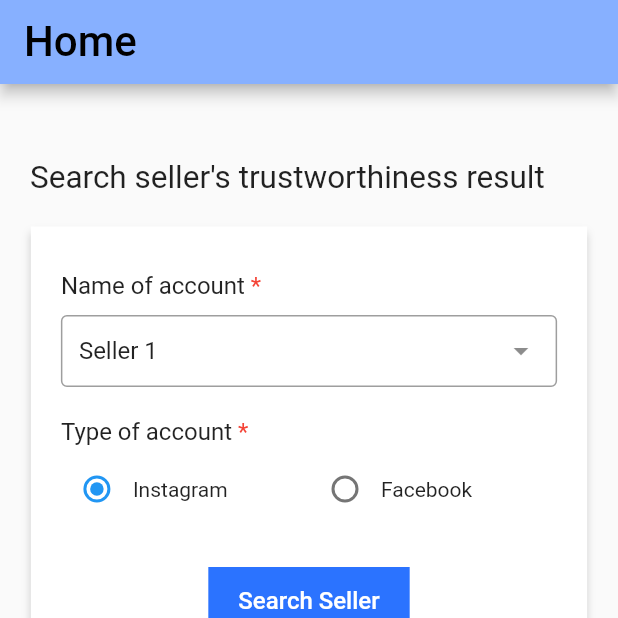
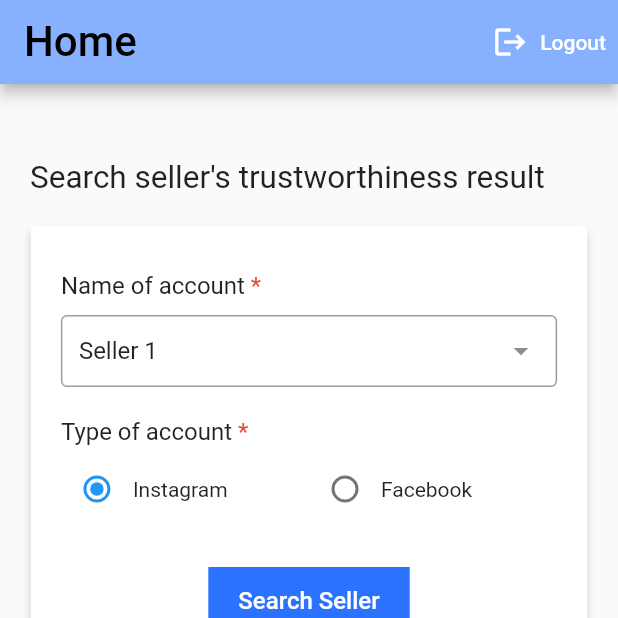
Before and after one commit to Najihah0125/TrustMeterApp, a Flutter app: the HomeScreen screen opened directly, on a phone screen of 412 x 824 dp, the top half of it. Run offline on Flutter 3.47's test engine with Material 2 defaults, Android fonts, the phone set to English and light mode, and no system bars; drawn by our look-alikes of dropdown_search.

Commit message:
Add log out button

```diff
--- a/lib/Screens/home_screen.dart
+++ b/lib/Screens/home_screen.dart
@@ -45,6 +45,20 @@ class _HomeScreenState extends State<HomeScreen> {
           style: TextStyle(fontSize: 28, color: Colors.black),
         ),
         automaticallyImplyLeading: false,
+        actions: <Widget>[
+          TextButton.icon(
+            onPressed: () {},
+            icon: Icon(
+              Icons.logout,
+              size: 24.0,
+              color: Colors.white,
+            ),
+            label: Text(
+              'Logout',
+              style: TextStyle(color: Colors.white),
+            ),
+          ),
+        ],
       ),
       // bottomNavigationBar: BottomNavigationBar(
       //   iconSize: 30,
```
